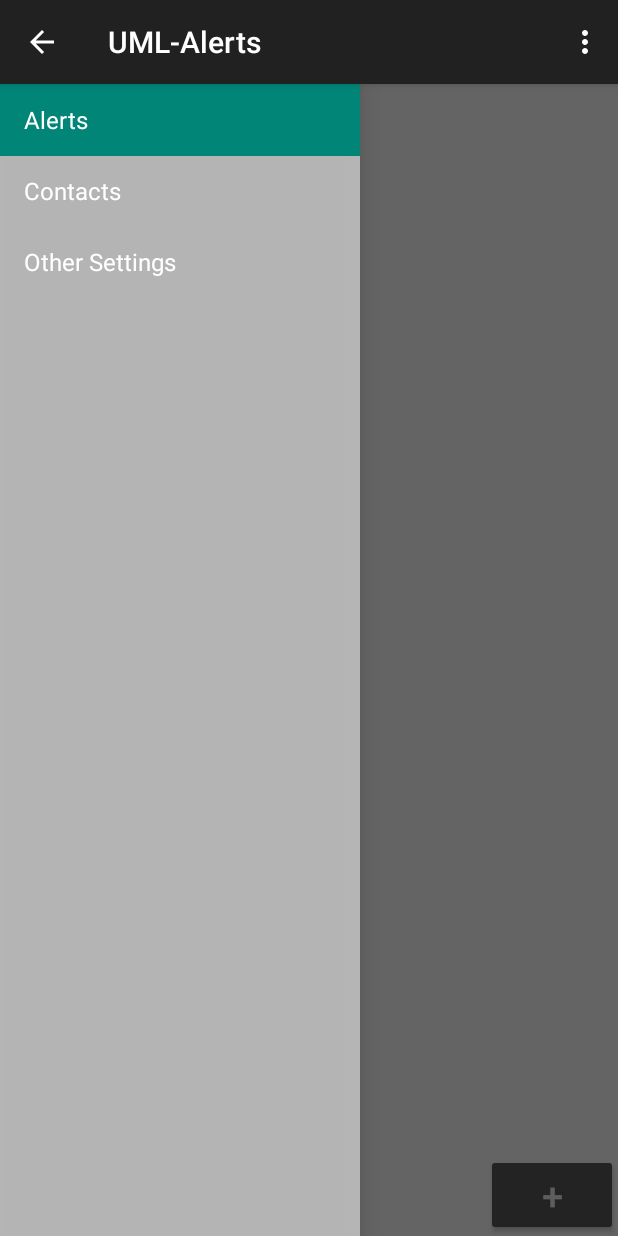
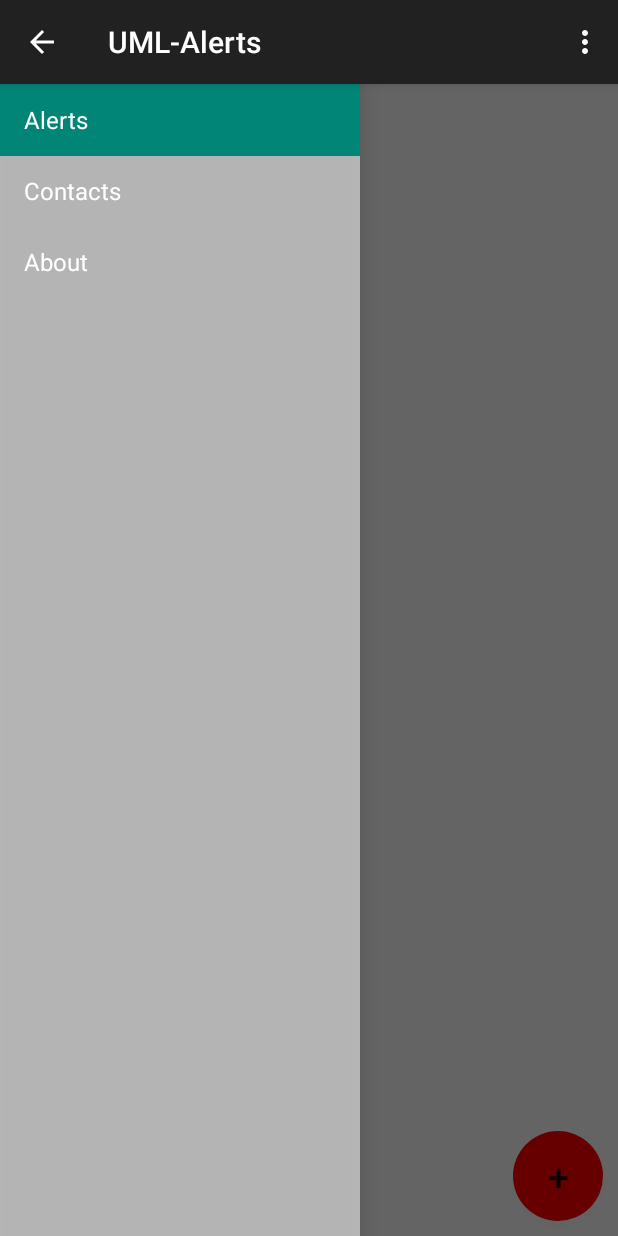
Before and after one commit to JasonD94/UML-Alerts, an Android app: the screen it shows after launch (MainActivity), on a phone screen of 412 x 824 dp. Run offline under Robolectric (Android 15) with nearby library versions, the phone set to English and light mode, and no system bars; libraries missing offline, so code that uses them is left out: com.opencsv; 6 statements that could not run were skipped.

Commit message:
tons of progress

```diff
--- a/UML-Alerts/app/src/main/java/uml_alerts/uml_alerts/MainActivity.java
+++ b/UML-Alerts/app/src/main/java/uml_alerts/uml_alerts/MainActivity.java
@@ -2,14 +2,17 @@ package uml_alerts.uml_alerts;
 
 import android.app.Activity;
 import android.app.AlertDialog;
+import android.content.ContentResolver;
 import android.content.Context;
 import android.content.DialogInterface;
 import android.content.Intent;
+import android.database.Cursor;
 import android.location.Criteria;
 import android.location.Location;
 import android.location.LocationListener;
 import android.location.LocationManager;
 import android.os.Bundle;
+import android.provider.ContactsContract;
 import android.support.v4.app.Fragment;
 import android.support.v4.app.FragmentManager;
 import android.support.v4.widget.DrawerLayout;
@@ -37,7 +40,10 @@ import java.io.FileReader;
 import java.io.FileWriter;
 import java.util.ArrayList;
 import java.util.Arrays;
+import java.util.Collections;
 import java.util.HashMap;
+import java.util.LinkedHashMap;
+import java.util.LinkedList;
 import java.util.List;
 import java.util.Map;
 
@@ -128,8 +134,16 @@ public class MainActivity extends ActionBarActivity
     // Value: Message
     Map<String, String> alerts_list = new HashMap<>();
 
-    // ListView to display the map data.
+    // Map for the contacts
+    // Key: Name
+    // Value: Phone Number
+    ArrayList<HashMap<String,String>> contactData;
+
+    // ListView to display the alerts.
     ListView alert_list;
+
+    // ListView to display the contacts
+    ListView contacts_list;
 
     // Adapter for the ListView.
     SimpleAdapter list_adapter;
@@ -189,11 +203,34 @@ public class MainActivity extends ActionBarActivity
     }
 
 
+    /*
+     * Paramterized method to sort Map e.g. HashMap or Hashtable in Java
+     * throw NullPointerException if Map contains null key
+     */
+    public static <K extends Comparable,V extends Comparable> Map<K,V> sortByKeys(Map<K,V> map){
+        List<K> keys = new LinkedList<K>(map.keySet());
+        Collections.sort(keys);
+
+        //LinkedHashMap will keep the keys in the order they are inserted
+        //which is currently sorted on natural ordering
+        Map<K,V> sortedMap = new LinkedHashMap<K,V>();
+        for(K key: keys){
+            sortedMap.put(key, map.get(key));
+        }
+
+        return sortedMap;
+    }
+
+
+
     public void createListView() {
         Log.v("createListView", "Starting createListView()...");
 
         // Get the list view from the XML file.
         alert_list = (ListView) findViewById(R.id.listView);
+
+        // Sort the alerts.
+        alerts_list = sortByKeys(alerts_list);
 
         // Create a list of two items.
         // One is the user's phone number.
@@ -299,6 +336,8 @@ public class MainActivity extends ActionBarActivity
 
         Log.v(APP_TAG, "Starting onResume()...");
 
+        getContacts();
+
         try{
             // Try and open / read from the CSV file.
             OpenCSV();
@@ -377,6 +416,9 @@ public class MainActivity extends ActionBarActivity
         // ******************************************
         createListView();
 
+        // Get the contact data into the ArrayList.
+        getContacts();
+
         // ********************************
         //  Below this is the button code.
         // ********************************
@@ -410,12 +452,62 @@ public class MainActivity extends ActionBarActivity
 
     // Adds all the alerts to the list view.
     private void createAlerts() {
-
+        createListView();
     }
 
     // Adds all the user's contacts to the list view.
     private void createContacts() {
+        Log.v("createContacts", "Starting createContacts()...");
 
+        // Get the list view from the XML file.
+        contacts_list = (ListView) findViewById(R.id.listView);
+
+        // From is a list of Key's.
+        // to is an array of IDs for the strings.
+        String[] from = { "name", "number" };
+        int[] to = { android.R.id.text1, android.R.id.text2 };
+
+
+
+        // Simple adapter is all we need for this.
+        list_adapter = new SimpleAdapter(this, contactData, android.R.layout.simple_list_item_2, from, to);
+        alert_list.setAdapter(list_adapter);
+    }
+
+    // Pulls data from the user's contacts book into the contacts map.
+    public void getContacts() {
+        Log.v("getContacts()", "Starting getContacts()...");
+
+        // This code is for displaying contacts.
+        // We should in fact search through contacts and save their number in the map instead.
+        // May need to make an array of numbers though if more than one.
+        // For now deal with just SMS messages so just one number per alert.
+
+        contactData = new ArrayList<>();
+        ContentResolver cr = getContentResolver();
+        Cursor cursor = getContentResolver().query(ContactsContract.Contacts.CONTENT_URI,null, null, null, null);
+        while (cursor.moveToNext()) {
+            try{
+                String contactId = cursor.getString(cursor.getColumnIndex(ContactsContract.Contacts._ID));
+                String name = cursor.getString(cursor.getColumnIndex(ContactsContract.Contacts.DISPLAY_NAME));
+                String hasPhone = cursor.getString(cursor.getColumnIndex(ContactsContract.Contacts.HAS_PHONE_NUMBER));
+                if (Integer.parseInt(cursor.getString(cursor.getColumnIndex(ContactsContract.Contacts.HAS_PHONE_NUMBER))) > 0) {
+                    Cursor phones = getContentResolver().query( ContactsContract.CommonDataKinds.Phone.CONTENT_URI, null,
+                            ContactsContract.CommonDataKinds.Phone.CONTACT_ID +" = "+ contactId, null, null);
+                    while (phones.moveToNext()) {
+                        String phoneNumber = phones.getString(phones.getColumnIndex( ContactsContract.CommonDataKinds.Phone.NUMBER));
+                        HashMap<String,String> map=new HashMap<>();
+                        map.put("name", name);
+                        map.put("number", phoneNumber);
+                        contactData.add(map);
+                    }
+                    phones.close();
+                }
+            }
+            catch(Exception e){
+
+            }
+        }
     }
 
     @Override
@@ -430,13 +522,19 @@ public class MainActivity extends ActionBarActivity
     public void onSectionAttached(int number) {
         switch (number) {
             case 1:
+                // This sets up the alerts view.
                 mTitle = getString(R.string.title_section1);
+                createAlerts();
                 break;
             case 2:
+                // This sets up the contacts view.
                 mTitle = getString(R.string.title_section2);
+                createContacts();
                 break;
             case 3:
+                // This should load the about page.
                 mTitle = getString(R.string.title_section3);
+                viewAbout();
                 break;
         }
     }
@@ -630,32 +728,11 @@ public class MainActivity extends ActionBarActivity
 
     // Launches the About activity
     public void viewAbout() {
+        Log.v(APP_TAG, "Starting viewAbout()...");
+
         // Launches a new activity.
         Intent myIntent = new Intent(MainActivity.this, About.class);
         //myIntent.putExtra("key", value); //Optional parameters
         MainActivity.this.startActivity(myIntent);
     }
-
-    // Launches the Alerts activity
-    public void viewAlerts() {
-        // Launches a new activity.
-        Intent myIntent = new Intent(MainActivity.this, Alerts.class);
-        MainActivity.this.startActivity(myIntent);
-    }
-
-    // Launches the Contacts activity
-    public void viewContacts() {
-        // Launches a new activity.
-        Intent myIntent = new Intent(MainActivity.this, Contacts.class);
-        //myIntent.putExtra("key", value); //Optional parameters
-        MainActivity.this.startActivity(myIntent);
-    }
-
-    // Launches the Other Settings activity
-    public void viewOtherSettings() {
-        // Launches a new activity.
-        Intent myIntent = new Intent(MainActivity.this, OtherSettings.class);
-        //myIntent.putExtra("key", value); //Optional parameters
-        MainActivity.this.startActivity(myIntent);
-    }
 }
--- /dev/null
+++ b/UML-Alerts/app/src/main/res/drawable/roundedbutton.xml
@@ -0,0 +1,9 @@
+<?xml version="1.0" encoding="utf-8"?>
+<shape xmlns:android="http://schemas.android.com/apk/res/android"
+    android:shape="oval">
+    <solid android:color="#FF0000" />
+    <corners android:bottomRightRadius="8dip"
+        android:bottomLeftRadius="8dip"
+        android:topRightRadius="8dip"
+        android:topLeftRadius="8dip"/>
+</shape>
--- a/UML-Alerts/app/src/main/res/layout/activity_main.xml
+++ b/UML-Alerts/app/src/main/res/layout/activity_main.xml
@@ -13,25 +13,28 @@
             android:layout_width="fill_parent"
             android:layout_height="fill_parent" >
 
-            <Button
-                android:layout_width="wrap_content"
-                android:layout_height="wrap_content"
-                android:text="+"
-                android:id="@+id/AddAlertButton"
-                android:textSize="25dp"
-                android:layout_alignParentBottom="true"
-                android:layout_alignParentRight="true"
-                android:layout_alignParentEnd="true"
-                android:theme="@android:style/ThemeOverlay.Material.Dark" />
-
             <ListView
                 android:layout_width="wrap_content"
                 android:layout_height="wrap_content"
                 android:id="@+id/listView"
+                android:layout_alignParentTop="true"
                 android:layout_alignParentLeft="true"
                 android:layout_alignParentStart="true" />
 
         </RelativeLayout>
+
+        <Button
+            android:layout_width="60dp"
+            android:layout_height="60dp"
+            android:text="+"
+            android:id="@+id/AddAlertButton"
+            android:textSize="25dp"
+            android:layout_gravity="bottom|right"
+            android:layout_marginLeft = "10dip"
+            android:layout_marginRight = "10dip"
+            android:layout_marginTop = "10dip"
+            android:layout_marginBottom = "10dip"
+            android:background = "@drawable/roundedbutton" />
     </FrameLayout>
 
     <!-- android:layout_gravity="start" tells DrawerLayout to treat
--- a/UML-Alerts/app/src/main/res/values/strings.xml
+++ b/UML-Alerts/app/src/main/res/values/strings.xml
@@ -10,13 +10,13 @@
     <string name="title_activity_side_menu">SideMenu</string>
     <string name="title_section1">Alerts</string>
     <string name="title_section2">Contacts</string>
-    <string name="title_section3">Other Settings</string>
+    <string name="title_section3">About</string>
 
     <string name="navigation_drawer_open">Open navigation drawer</string>
     <string name="navigation_drawer_close">Close navigation drawer</string>
 
-    <string name="action_example">My Location</string>
-    <string name="action_settings">About</string>
+    <string name="action_example">Refresh</string>
+    <string name="action_settings">Backup Alerts</string>
 
     <string name="title_activity_navigation_drawer">NavigationDrawerActivity</string>
     <string name="title_activity_main">MainActivity</string>
```
